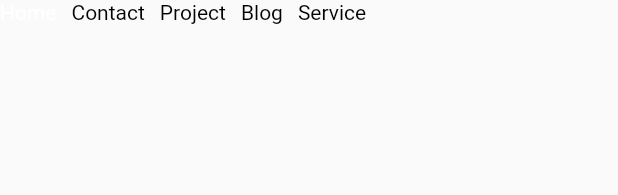
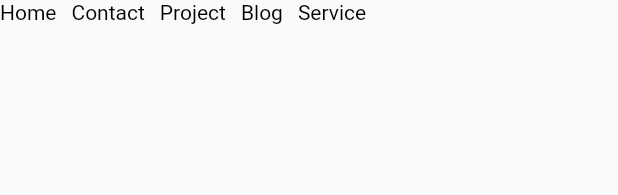
Before and after one commit to kakelay/Flutter_Website_Mobile, a Flutter app: the MyNavbar widget shown alone on an empty page, opened directly, on a phone screen of 412 x 824 dp. Shown: the top 195 px of the screen. Run offline on Flutter 3.47's test engine with Material 2 defaults, Android fonts, the light colour scheme and no system bars; our stand-ins replace animated_text_kit, widget_and_text_animator; missing offline and left inert: group_grid_view.

Commit message:
update  animation  Text seconds

```diff
--- a/lib/layouts/mobile.dart
+++ b/lib/layouts/mobile.dart
@@ -1,5 +1,4 @@
 import 'package:flutter/material.dart';
-import 'package:group_grid_view/group_grid_view.dart';
 import 'package:test_responsive/share_widget/group_grid_view.dart';
 
 class MobileLayout extends StatefulWidget {
--- a/lib/layouts/website.dart
+++ b/lib/layouts/website.dart
@@ -1,7 +1,7 @@
 import 'package:animated_text_kit/animated_text_kit.dart';
 import 'package:flutter/material.dart';
 import 'package:test_responsive/share_widget/group_grid_view.dart';
-import 'package:test_responsive/text_animation_widget/text_animation_widget.dart';
+import 'package:test_responsive/share_widget/text_animation_widget.dart';
 import 'package:widget_and_text_animator/widget_and_text_animator.dart';
 
 class DesktopLayout extends StatefulWidget {
@@ -36,10 +36,10 @@ class _DesktopLayoutState extends State<DesktopLayout> {
                     gradient: LinearGradient(
                       begin: Alignment.topRight,
                       end: Alignment.bottomLeft,
-                      colors: isDarkMode
+                      colors: !isDarkMode
                           ? [
-                              Colors.red,
                               Colors.blue,
+                              Colors.white,
                             ]
                           : [
                               Colors.grey,
--- a/lib/navbar/navbar.dart
+++ /dev/null
@@ -1,127 +0,0 @@
-// import 'package:flutter/material.dart';
-// import '../share_widget/navbar_items.dart';
-
-// class MyNavbar extends StatefulWidget {
-//   const MyNavbar({Key? key}) : super(key: key);
-
-//   @override
-//   State<MyNavbar> createState() => _MyNavbarState();
-// }
-
-// class _MyNavbarState extends State<MyNavbar> {
-//   @override
-//   Widget build(BuildContext context) {
-//     return Container(
-//       color: Theme.of(context).primaryColor,
-//       child: Row(
-//         mainAxisAlignment: MainAxisAlignment.center,
-//         children: [
-//           NavbarItem(
-//             label: 'Home',
-//             onTap: null,
-//             color: null,
-//             isSelected: true,
-//           ),
-//           NavbarItem(
-//             label: 'About Us',
-//             onTap: null,
-//             color: null,
-//             isSelected: false,
-//           ),
-//           NavbarItem(
-//             label: 'Contact',
-//             onTap: null,
-//             color: null,
-//             isSelected: false,
-//           ),
-//           NavbarItem(
-//             label: 'Blog',
-//             onTap: null,
-//             color: null,
-//             isSelected: false,
-//           ),
-//           NavbarItem(
-//             label: 'Project',
-//             onTap: null,
-//             color: null,
-//             isSelected: false,
-//           ),
-//           NavbarItem(
-//             label: 'Services',
-//             onTap: null,
-//             color: null,
-//             isSelected: false,
-//           ),
-//           NavbarItem(
-//             label: 'Blog',
-//             onTap: null,
-//             color: null,
-//             isSelected: false,
-//           ),
-//           NavbarItem(
-//             label: 'Project',
-//             onTap: null,
-//             color: null,
-//             isSelected: false,
-//           ),
-//         ],
-//       ),
-//     );
-//   }
-// }
-
-import 'package:flutter/material.dart';
-
-class MyNavbar extends StatefulWidget {
-  const MyNavbar({super.key});
-
-  @override
-  State<MyNavbar> createState() => _MyNavbarState();
-}
-
-class _MyNavbarState extends State<MyNavbar> {
-  bool isDarkMode = false;
-
-  void toggleTheme() {
-    setState(() {
-      isDarkMode = !isDarkMode;
-    });
-  }
-
-  @override
-  Widget build(BuildContext context) {
-    return   Row(
-      children: [
-        Text(
-          'Home',
-          style: TextStyle(color: isDarkMode?Colors.black : Colors.white)
-        ),
-        SizedBox(
-          width: 10,
-        ),
-        Text(
-          'Contact',
-          style: TextStyle(color: Colors.black),
-        ),
-        SizedBox(
-          width: 10,
-        ),
-        Text('Project',
-          style: TextStyle(color: Colors.black),
-        ),
-        SizedBox(
-          width: 10,
-        ),
-        Text('Blog',
-          style: TextStyle(color: Colors.black),
-        ),
-        SizedBox(
-          width: 10,
-        ),
-        Text('Service',
-          style: TextStyle(color: Colors.black),
-        ),
-      ],
-    );
-  }
-}
--- /dev/null
+++ b/lib/share_widget/navbar.dart
@@ -0,0 +1,70 @@
+
+
+import 'package:flutter/material.dart';
+
+class MyNavbar extends StatefulWidget {
+  const MyNavbar({super.key});
+
+  @override
+  State<MyNavbar> createState() => _MyNavbarState();
+}
+
+class _MyNavbarState extends State<MyNavbar> {
+  bool isDarkMode = false;
+
+  void toggleTheme() {
+    setState(() {
+      isDarkMode = !isDarkMode;
+    });
+  }
+
+  @override
+  Widget build(BuildContext context) {
+    return   Row(
+      children: [
+        Text(
+          'Home',
+          style: TextStyle(
+            color: isDarkMode ? Colors.white : Colors.black,
+          ),
+        ),
+        SizedBox(
+          width: 10,
+        ),
+        Text(
+          'Contact',
+          style: TextStyle(
+            color: isDarkMode ? Colors.white : Colors.black,
+          ),
+        ),
+        SizedBox(
+          width: 10,
+        ),
+        Text(
+          'Project',
+          style: TextStyle(
+            color: isDarkMode ? Colors.white : Colors.black,
+          ),
+        ),
+        SizedBox(
+          width: 10,
+        ),
+        Text(
+          'Blog',
+          style: TextStyle(
+            color: isDarkMode ? Colors.white : Colors.black,
+          ),
+        ),
+        SizedBox(
+          width: 10,
+        ),
+        Text(
+          'Service',
+          style: TextStyle(
+            color: isDarkMode ? Colors.white : Colors.black,
+          ),
+        ),
+      ],
+    );
+  }
+}
```
Also changed, not shown: lib/main.dart (+19 -12 lines), lib/responsive_widget/responsive_widget.dart (renamed from lib/responsive_widget/rsponsive_widget.dart), lib/share_widget/drawer.dart (renamed from lib/drawer/drawer.dart), lib/share_widget/text_animation_widget.dart (renamed from lib/text_animation_widget/text_animation_widget.dart).
